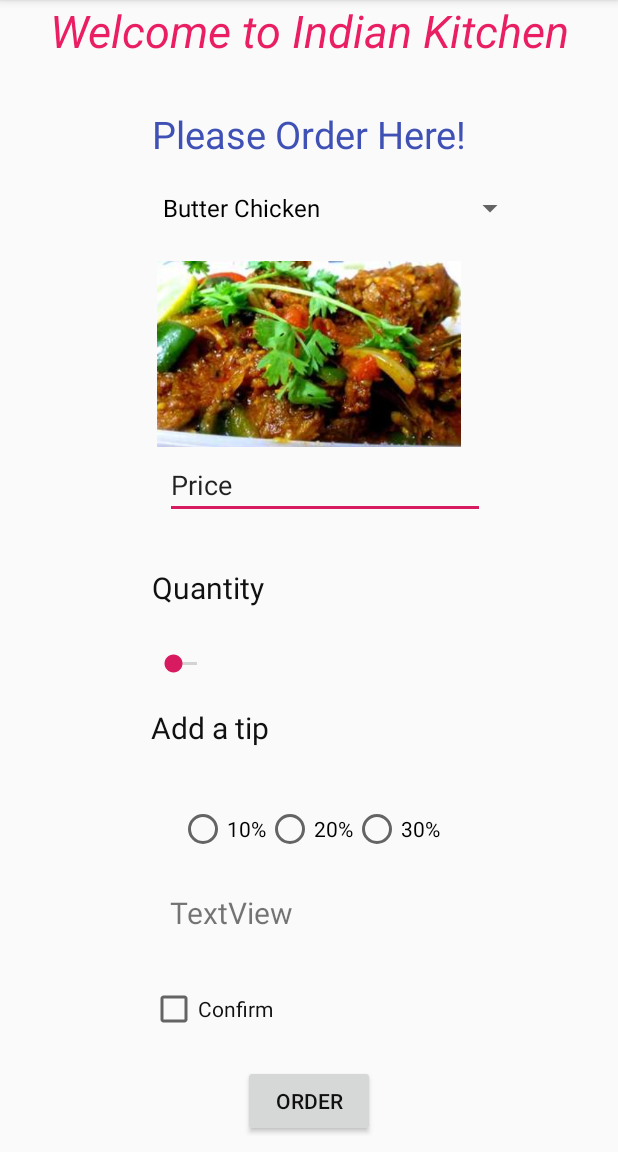
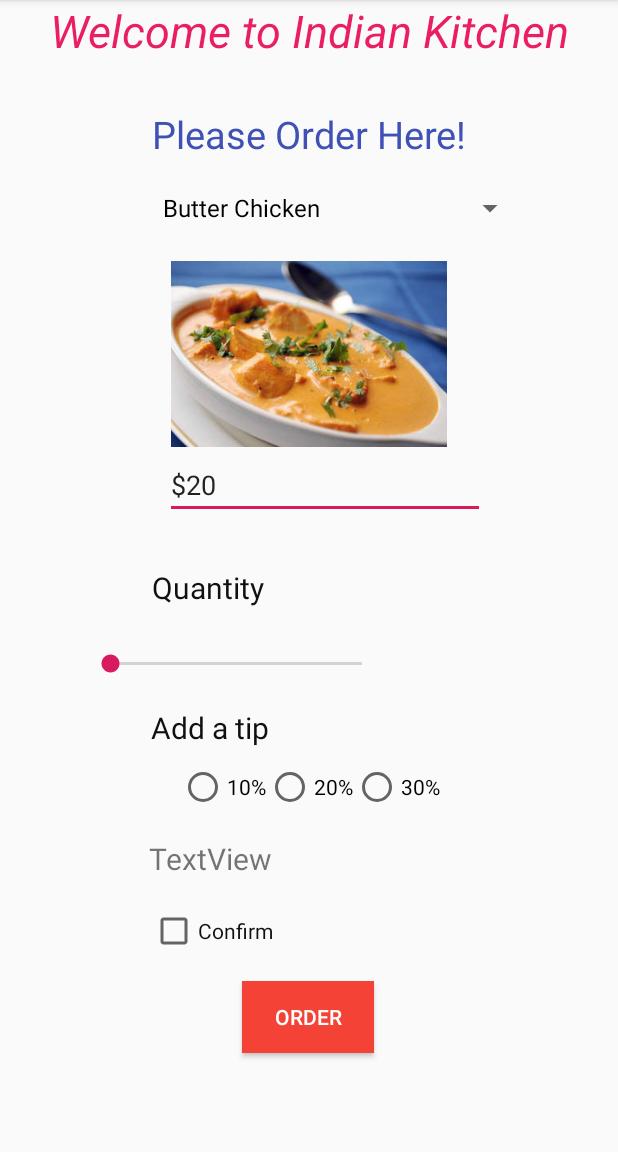
Before and after one commit to jagseersran/Assignment, an Android app: the screen it shows after launch (MainActivity), on a phone screen of 412 x 824 dp, the part 84-1236 px from its top. Run offline under Robolectric (Android 15) with nearby library versions, the phone set to English and light mode, and no system bars.

Commit message:
First and last commit

```diff
--- a/app/src/main/java/com/example/ass2/MainActivity.java
+++ b/app/src/main/java/com/example/ass2/MainActivity.java
@@ -9,77 +9,140 @@ import android.widget.ArrayAdapter;
 import android.widget.Button;
 import android.widget.EditText;
 import android.widget.ImageView;
+import android.widget.RadioGroup;
+import android.widget.SeekBar;
 import android.widget.Spinner;
 import android.widget.TextView;
+import android.widget.Toast;
 
 public class MainActivity extends AppCompatActivity {
 
     Spinner spinner;
-    EditText editText = findViewById(R.id.editPrice);
-    TextView textView, head, total;
+    EditText editText;
+    TextView textView, head, total,tip,Quan;
     ImageView imageView;
     Button button;
+    SeekBar seekBar;
+    RadioGroup radioGroup;
 
     @Override
     protected void onCreate(Bundle savedInstanceState) {
         super.onCreate(savedInstanceState);
         setContentView(R.layout.activity_main);
 
+        editText = findViewById(R.id.editPrice);
+        textView = findViewById(R.id.textBanner);
+        head = findViewById(R.id.textPO);
+        total = findViewById(R.id.textTot);
+        tip = findViewById(R.id.textTip);
+        Quan = findViewById(R.id.textQua);
+        seekBar = findViewById(R.id.seekBar);
+        button = findViewById(R.id.buttonOrder);
+        radioGroup = findViewById(R.id.RadioTips);
+
+        int butterChick, KaraiChick, Hamburger, KingMeal, ChickRoll, EggRoll, Thali, MustardCurry, FishRoll, JuniorChick;
+
+        seekBar.setMax(10);
+        seekBar.setOnSeekBarChangeListener(new SeekBar.OnSeekBarChangeListener() {
+            @Override
+            public void onProgressChanged(SeekBar seekBar, int progress, boolean fromUser) {
+                Toast.makeText(MainActivity.this, "Quantity is " + progress , Toast.LENGTH_SHORT).show();
+            }
+
+            @Override
+            public void onStartTrackingTouch(SeekBar seekBar) {
+
+            }
+
+            @Override
+            public void onStopTrackingTouch(SeekBar seekBar) {
+
+            }
+        });
+
         button = findViewById(R.id.buttonOrder);
 
         spinner = findViewById(R.id.spinner);
+
         imageView = findViewById(R.id.image);
+
         final String str[] = {"Butter Chicken", "Chicken Karai", "Chicken Roll", "Fish Roll", "Hamburger", "Junior Chicken", "Egg Roll", "King Meal", "Mustard curry", "Veg Thali"};
+
         ArrayAdapter arrayAdapter = new ArrayAdapter(MainActivity.this, R.layout.support_simple_spinner_dropdown_item, str);
         spinner.setAdapter(arrayAdapter);
+
        spinner.setOnItemSelectedListener(new AdapterView.OnItemSelectedListener() {
            @Override
            public void onItemSelected(AdapterView<?> parent, View view, int position, long id) {
+               if (str[0].equals(spinner.getItemAtPosition(position).toString())) {
 
-                if (str[0].equals(spinner.getItemAtPosition(1).toString())) {
-
+                    editText.setText("$20");
                    imageView.setImageResource(R.drawable.butter);
 
-                } else if (str[1].equals(spinner.getItemAtPosition(1).toString())) {
+               } else if (str[1].equals(spinner.getItemAtPosition(position).toString())) {
 
+                   editText.setText("$25");
                    imageView.setImageResource(R.drawable.chickenk);
-                } else if (str[2].equals(spinner.getItemAtPosition(1).toString())) {
 
+               } else if (str[2].equals(spinner.getItemAtPosition(position).toString())) {
+
+                   editText.setText("$30");
                    imageView.setImageResource(R.drawable.chicken_r);
 
-                } else if (str[3].equals(spinner.getItemAtPosition(1).toString())) {
+               } else if (str[3].equals(spinner.getItemAtPosition(position).toString())) {
 
+                   editText.setText("$35");
                    imageView.setImageResource(R.drawable.fishr);
-                } else if (str[4].equals(spinner.getItemAtPosition(1).toString())) {
 
+               } else if (str[4].equals(spinner.getItemAtPosition(position).toString())) {
+
+                   editText.setText("$35");
                    imageView.setImageResource(R.drawable.hamburger);
-                } else if (str[5].equals(spinner.getItemAtPosition(1).toString())) {
 
+               } else if (str[5].equals(spinner.getItemAtPosition(position).toString())) {
+
+                   editText.setText("$40");
                    imageView.setImageResource(R.drawable.juniorc);
-                } else if (str[6].equals(spinner.getItemAtPosition(1).toString())) {
 
+               } else if (str[6].equals(spinner.getItemAtPosition(position).toString())) {
+
+                   editText.setText("$45");
                    imageView.setImageResource(R.drawable.eggr);
-                } else if (str[7].equals(spinner.getItemAtPosition(1).toString())) {
 
+               } else if (str[7].equals(spinner.getItemAtPosition(position).toString())) {
+
+                   editText.setText("$50");
                    imageView.setImageResource(R.drawable.kingm);
-                } else if (str[8].equals(spinner.getItemAtPosition(1).toString())) {
 
+               } else if (str[8].equals(spinner.getItemAtPosition(position).toString())) {
+
+                   editText.setText("$55");
                    imageView.setImageResource(R.drawable.mustard);
-                } else if (str[9].equals(spinner.getItemAtPosition(1).toString())) {
 
+               } else if (str[9].equals(spinner.getItemAtPosition(position).toString())) {
+
+                   editText.setText("$60");
                    imageView.setImageResource(R.drawable.vegt);
                }
 
            }
-
 
            @Override
            public void onNothingSelected(AdapterView<?> parent) {
 
            }
        });
+    }
+
+    public void button (View view) {
+
+
+
+
 
     }
 
 
+
+
 }
--- a/app/src/main/res/layout/activity_main.xml
+++ b/app/src/main/res/layout/activity_main.xml
@@ -45,6 +45,7 @@
         android:layout_width="205dp"
         android:layout_height="124dp"
         android:layout_marginTop="11dp"
+        android:contentDescription="butter"
         app:layout_constraintEnd_toEndOf="parent"
         app:layout_constraintStart_toStartOf="parent"
         app:layout_constraintTop_toBottomOf="@+id/spinner"
@@ -55,7 +56,6 @@
         android:layout_width="wrap_content"
         android:layout_height="wrap_content"
         android:ems="10"
-        android:inputType="textPersonName"
         android:text="Price"
         app:layout_constraintBottom_toBottomOf="parent"
         app:layout_constraintEnd_toEndOf="parent"
@@ -79,7 +79,7 @@
 
     <SeekBar
         android:id="@+id/seekBar"
-        android:layout_width="wrap_content"
+        android:layout_width="200dp"
         android:layout_height="wrap_content"
         android:layout_marginTop="28dp"
         app:layout_constraintEnd_toEndOf="parent"
@@ -101,9 +101,10 @@
         app:layout_constraintTop_toBottomOf="@+id/seekBar" />
 
     <RadioGroup
+        android:id="@+id/RadioTips"
         android:layout_width="wrap_content"
         android:layout_height="wrap_content"
-        android:layout_marginTop="38dp"
+        android:layout_marginTop="10dp"
         android:orientation="horizontal"
         app:layout_constraintEnd_toEndOf="parent"
         app:layout_constraintStart_toStartOf="parent"
@@ -135,8 +136,10 @@
         android:id="@+id/textTot"
         android:layout_width="wrap_content"
         android:layout_height="wrap_content"
-        android:layout_marginTop="96dp"
+        android:layout_marginTop="60dp"
+        android:hint="Tolat amount "
         android:text="TextView"
+        android:textColorHint="#3F51B5"
         android:textSize="20sp"
         app:layout_constraintEnd_toEndOf="parent"
         app:layout_constraintHorizontal_bias="0.344"
@@ -149,7 +152,7 @@
         android:layout_height="37dp"
         android:layout_marginStart="100dp"
         android:layout_marginLeft="100dp"
-        android:layout_marginTop="32dp"
+        android:layout_marginTop="16dp"
         android:layout_marginBottom="67dp"
         android:text="Confirm"
         android:textColor="#111010"
@@ -162,10 +165,13 @@
         android:id="@+id/buttonOrder"
         android:layout_width="wrap_content"
         android:layout_height="wrap_content"
-        android:layout_marginTop="88dp"
+        android:layout_marginTop="68dp"
+        android:background="#F44336"
+        android:onClick="button"
         android:text="Order"
-        android:textColor="#111010"
+        android:textColor="#FFFFFF"
         app:layout_constraintEnd_toEndOf="parent"
+        app:layout_constraintHorizontal_bias="0.498"
         app:layout_constraintStart_toStartOf="parent"
         app:layout_constraintTop_toBottomOf="@+id/textTot" />
 
```
Lines whose indentation alone changed are shown as unchanged.
